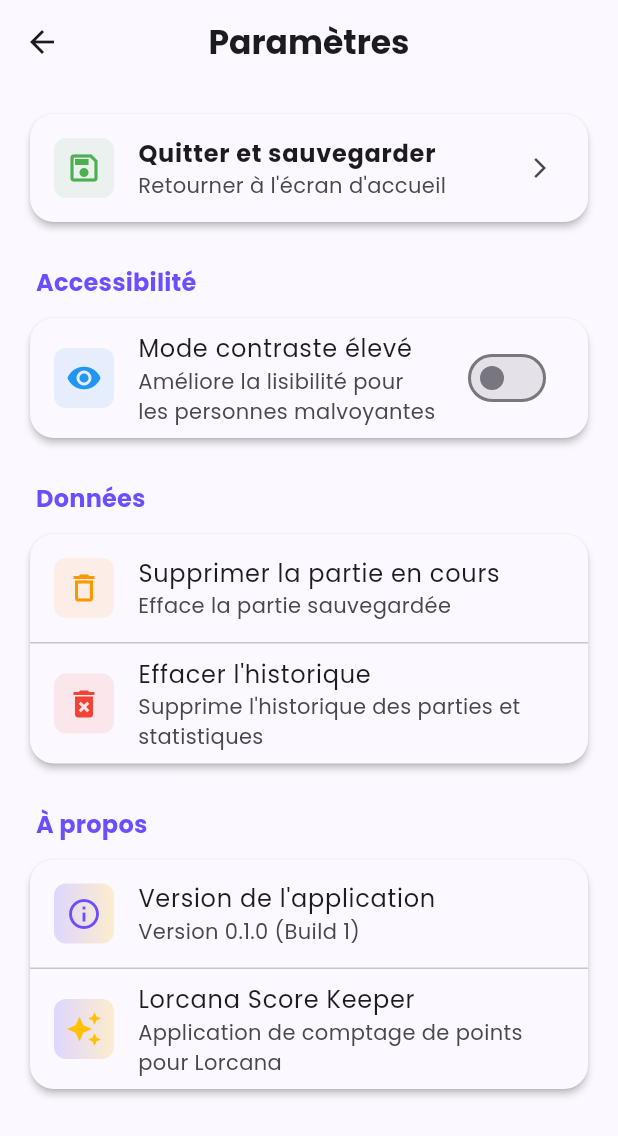
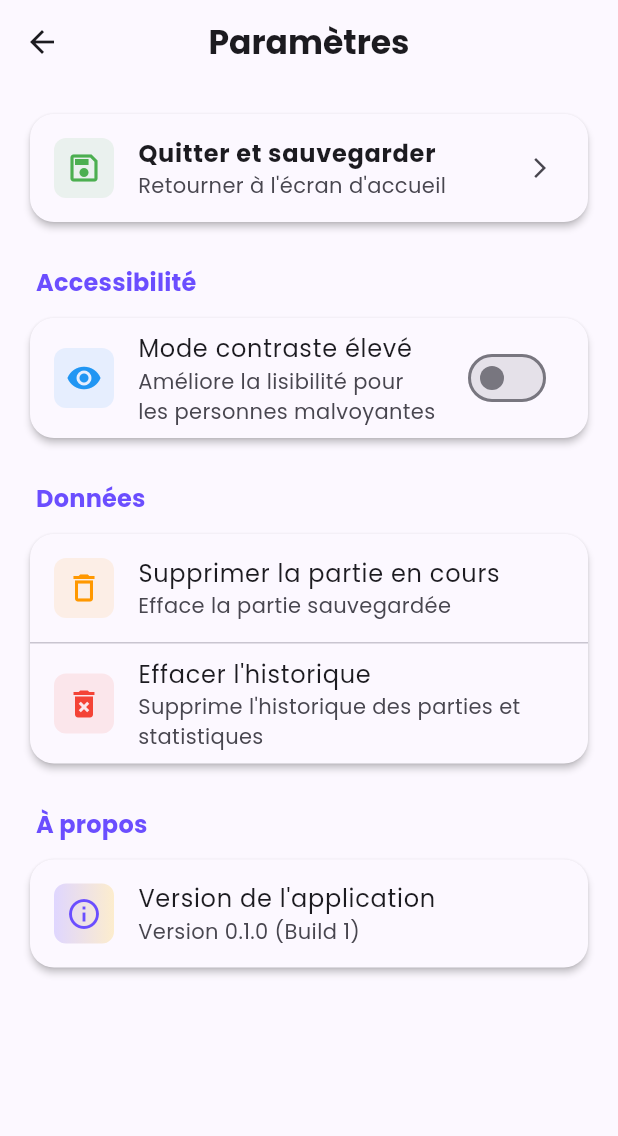
Before and after one commit to Jbijjer/lorcana_lore_counter, a Flutter app: the SettingsScreen screen opened directly, on a phone screen of 412 x 824 dp. Shown: the top 1136 px of the screen. Run offline on Flutter 3.47's test engine with Material 3 defaults, Android fonts, the phone set to English and light mode, and no system bars; our stand-ins replace flutter_riverpod, flutter_svg, freezed_annotation, google_fonts, hive, hive_flutter and 2 more; accounts and stored records are empty; generated files the repository leaves out were written again.

Commit message:
♻️ Simplifier la section À propos des paramètres
- Supprimer l'encadré de description de l'application
- Garder uniquement l'affichage de la version

```diff
--- a/lib/features/game/presentation/screens/settings_screen.dart
+++ b/lib/features/game/presentation/screens/settings_screen.dart
@@ -215,9 +215,7 @@ class _SettingsScreenState extends ConsumerState<SettingsScreen> {
       shape: RoundedRectangleBorder(
         borderRadius: BorderRadius.circular(16),
       ),
-      child: Column(
-        children: [
-          ListTile(
+      child: ListTile(
         leading: Container(
           padding: const EdgeInsets.all(8),
           decoration: BoxDecoration(
@@ -240,29 +238,6 @@ class _SettingsScreenState extends ConsumerState<SettingsScreen> {
               ? 'Version $_appVersion (Build $_appBuildNumber)'
               : 'Chargement...',
         ),
-          ),
-          const Divider(height: 1),
-          ListTile(
-            leading: Container(
-              padding: const EdgeInsets.all(8),
-              decoration: BoxDecoration(
-                gradient: LinearGradient(
-                  colors: [
-                    AppTheme.primaryColor.withValues(alpha: 0.2),
-                    AppTheme.secondaryColor.withValues(alpha: 0.2),
-                  ],
-                ),
-                borderRadius: BorderRadius.circular(8),
-              ),
-              child: const Icon(
-                Icons.auto_awesome,
-                color: AppTheme.secondaryColor,
-              ),
-            ),
-            title: const Text('Lorcana Score Keeper'),
-            subtitle: const Text('Application de comptage de points pour Lorcana'),
-          ),
-        ],
       ),
     );
   }
```
Lines whose indentation alone changed are shown as unchanged.
